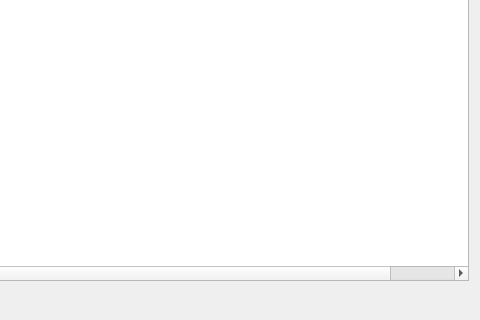
CryptoCashBack-Hub/smrtc, file src/qt/forms/coincontroldialog.ui: the form before one commit; both pictures show x 474 to 954 and y 180 to 500 of the 954 by 500 pixel window.
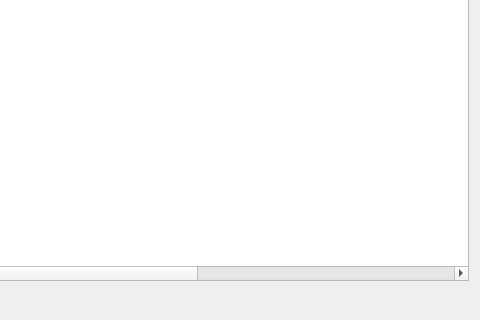
The form after the commit. Custom widgets are drawn as their Qt base class.

The edit to the form file:
```diff
--- a/src/qt/forms/coincontroldialog.ui
+++ b/src/qt/forms/coincontroldialog.ui
@@ -447,7 +447,7 @@
       <bool>false</bool>
      </property>
      <property name="columnCount">
-      <number>10</number>
+      <number>13</number>
      </property>
      <attribute name="headerShowSortIndicator" stdset="0">
       <bool>true</bool>
@@ -508,6 +508,21 @@
        <string/>
       </property>
      </column>
+     <column>
+      <property name="text">
+       <string/>
+      </property>
+     </column>
+     <column>
+      <property name="text">
+       <string/>
+      </property>
+     </column>
+     <column>
+      <property name="text">
+       <string/>
+      </property>
+     </column>
     </widget>
    </item>
    <item>
```
